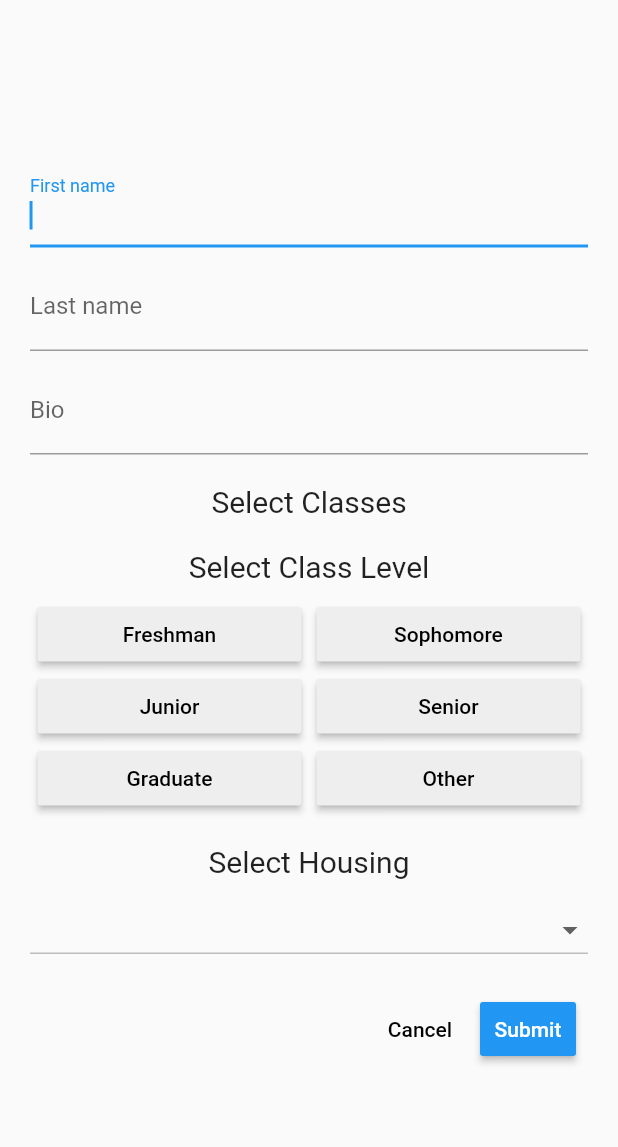
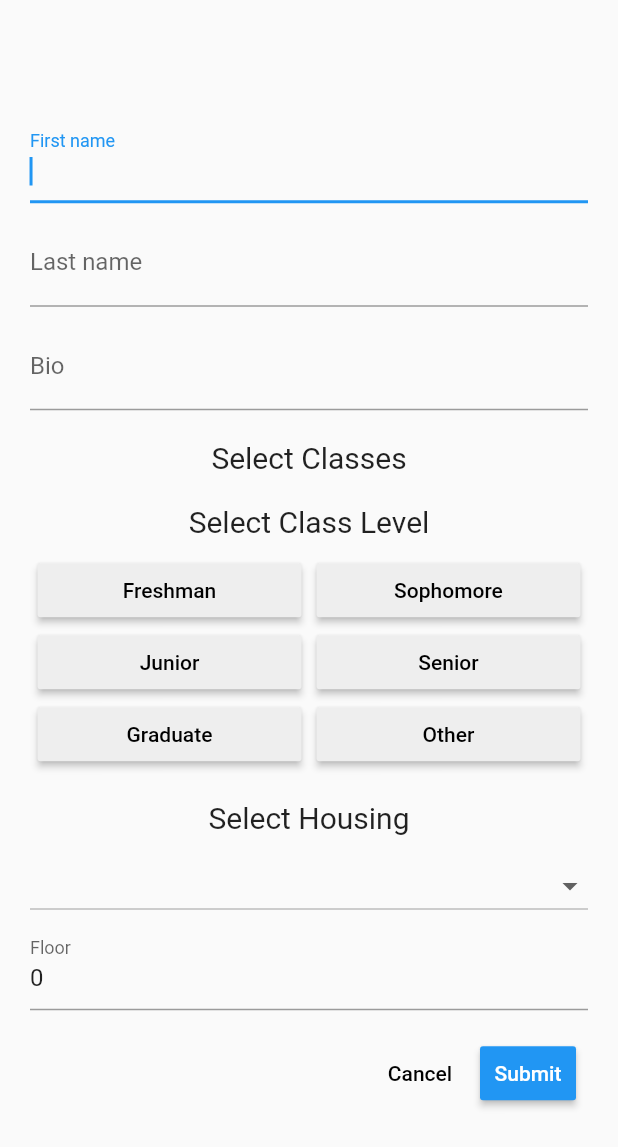
Before and after one commit to andrewdimmer/newhackwhothis2020, a Flutter app: the Bio widget shown alone on an empty page, opened directly with empty values, on a phone screen of 412 x 824 dp. Shown: the top 1147 px of the screen. Run offline on Flutter 3.47's test engine with Material 2 defaults, Android fonts, the phone set to English and light mode, and no system bars; missing offline and left inert: dart:html.

Commit message:
feat(flutter): Added Floor Option to Dorm Selection
Floor option only appears when selecting a dorm; it does not appear in the "Select a Dorm" screen, or for the "Off Campus" option.

When changing the dorm selection, it automatically forces you to update the floor number.

```diff
--- a/flutter/lib/Pages/Bio.dart
+++ b/flutter/lib/Pages/Bio.dart
@@ -86,10 +86,7 @@ class Bio extends StatelessWidget {
                 style: TextStyle(fontSize: 20),
               ),
             ),
-            Padding(
-              child: DormSelector(bioInfo: bioInfo, updateState: updateState),
-              padding: EdgeInsets.fromLTRB(0, 10, 0, 0),
-            ),
+            DormSelector(bioInfo: bioInfo, updateState: updateState),
             Padding(
               child: ButtonBar(
                 alignment: MainAxisAlignment.end,
@@ -119,7 +116,8 @@ class Bio extends StatelessWidget {
                           ((bioInfo.dorm.dorm.indexOf("Off Campus") == 0 &&
                                   "Off Campus".indexOf(bioInfo.dorm.dorm) ==
                                       0) ||
-                              bioInfo.dorm.floor != null)) {
+                              bioInfo.dorm.floor != null &&
+                                  bioInfo.dorm.floor.toString().length > 0)) {
                         setStage(Stage.questionList);
                       } else {
                         Scaffold.of(context).showSnackBar(SnackBar(
--- a/flutter/lib/Widgets/DormSelector.dart
+++ b/flutter/lib/Widgets/DormSelector.dart
@@ -2,21 +2,42 @@ import 'package:classmate_connector/Classes/BioObject.dart';
 import 'package:classmate_connector/Classes/DormObject.dart';
 import 'package:flutter/material.dart';
 
+final TextEditingController _floorController = TextEditingController();
+
 class DormSelector extends StatelessWidget {
-  DormSelector({Key key, this.bioInfo, this.updateState}) : super(key: key);
+  DormSelector({Key key, this.bioInfo, this.updateState}) : super(key: key) {
+    _floorController.text =
+        bioInfo.dorm.floor == null ? "" : bioInfo.dorm.floor.toString();
+  }
 
   final BioObject bioInfo;
   final Function updateState;
 
+  final List<String> dormList = [
+    'Select a Dorm',
+    'Dorm One',
+    'Dorm Two',
+    'Dorm Three',
+    'Dorm Four',
+    'Off Campus',
+  ];
+
   @override
   Widget build(BuildContext context) {
-    return DropdownButton<String>(
+    return Column(
+      children: getColumnChildren(),
+    );
+  }
+
+  List<Widget> getColumnChildren() {
+    List<Widget> columnChildren = [
+      Padding(
+        child: DropdownButton<String>(
           isExpanded: true,
           value: bioInfo.dorm.dorm,
           icon: Icon(Icons.arrow_drop_down),
           iconSize: 24,
           elevation: 16,
-      focusColor: Theme.of(context).primaryColor,
           underline: Container(
             height: 1,
             color: Colors.grey[400],
@@ -25,19 +46,33 @@ class DormSelector extends StatelessWidget {
             bioInfo.dorm = DormObject(dorm: newValue, floor: null);
             updateState();
           },
-      items: <String>[
-        'Select a Dorm',
-        'Dorm One',
-        'Dorm Two',
-        'Dorm Three',
-        'Dorm Four',
-        'Off Campus',
-      ].map<DropdownMenuItem<String>>((String value) {
+          items: dormList.map<DropdownMenuItem<String>>((String value) {
             return DropdownMenuItem<String>(
               value: value,
               child: Text(value),
             );
           }).toList(),
+        ),
+        padding: EdgeInsets.fromLTRB(0, 10, 0, 0),
+      ),
+    ];
+
+    if (bioInfo.dorm.dorm.indexOf("Select a Dorm") < 0 &&
+        bioInfo.dorm.dorm.indexOf("Off Campus") < 0) {
+      columnChildren.add(
+        TextField(
+          decoration: InputDecoration(labelText: "Floor"),
+          controller: _floorController,
+          keyboardType: TextInputType.number,
+          onChanged: (newFirstName) {
+            bioInfo.dorm = DormObject(
+              dorm: bioInfo.dorm.dorm,
+              floor: int.parse(_floorController.text),
+            );
+          },
+        ),
       );
     }
+    return columnChildren;
   }
+}
```
Lines whose indentation alone changed are shown as unchanged.
